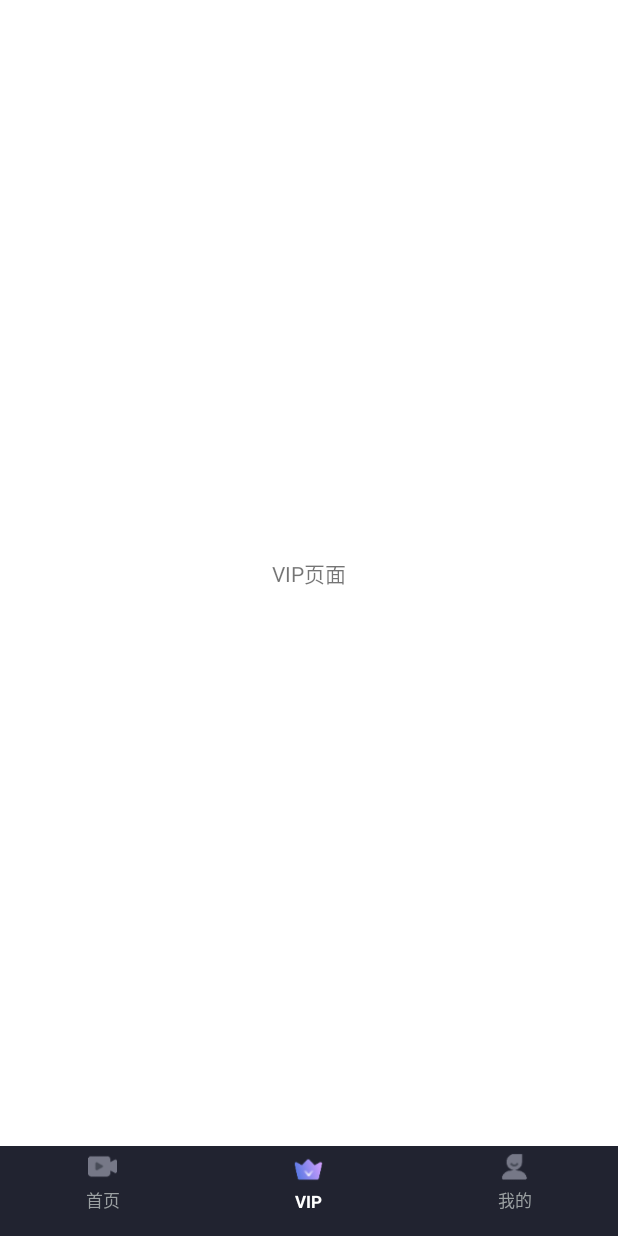
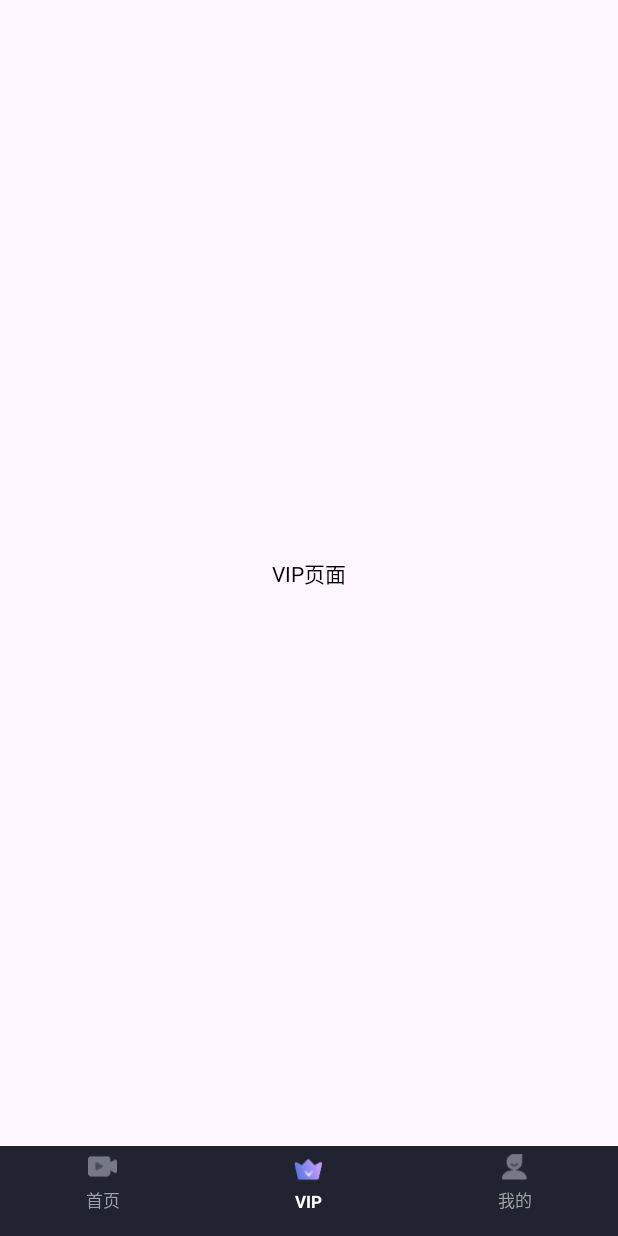
Before and after one commit to MasterSumCloud/QuickMVVMAppFrame, an Android app built with Jetpack Compose: the screen it shows after launch (MainActivity), after a tap on "VIP", on a phone screen of 412 x 824 dp. Run offline under Robolectric (Android 15) with nearby library versions, the phone set to English and light mode, and no system bars; our stand-ins replace EventBus, constraintlayout-compose, data binding; libraries missing offline, so code that uses them is left out: com.blankj.utilcode, com.chad.library, com.lky.toucheffectsmodule, com.mobile.auth, com.tencent.bugly and 3 more; 34 statements that could not run were skipped.

Commit message:
add latest compose ui 2024.06.00

```diff
--- /dev/null
+++ b/app/src/main/java/com/demo/appframe/compose/ui/MyUI.kt
@@ -0,0 +1,262 @@
+package com.demo.appframe.compose.ui
+
+import android.content.Context
+import android.content.Intent
+import android.widget.Toast
+import androidx.compose.foundation.BorderStroke
+import androidx.compose.foundation.Image
+import androidx.compose.foundation.background
+import androidx.compose.foundation.border
+import androidx.compose.foundation.clickable
+import androidx.compose.foundation.layout.Box
+import androidx.compose.foundation.layout.Row
+import androidx.compose.foundation.layout.fillMaxHeight
+import androidx.compose.foundation.layout.fillMaxWidth
+import androidx.compose.foundation.layout.height
+import androidx.compose.foundation.layout.padding
+import androidx.compose.foundation.layout.size
+import androidx.compose.foundation.lazy.LazyColumn
+import androidx.compose.foundation.shape.CircleShape
+import androidx.compose.foundation.shape.RoundedCornerShape
+import androidx.compose.material3.Switch
+import androidx.compose.material3.SwitchDefaults
+import androidx.compose.material3.Text
+import androidx.compose.runtime.Composable
+import androidx.compose.runtime.mutableStateOf
+import androidx.compose.runtime.remember
+import androidx.compose.ui.Alignment
+import androidx.compose.ui.Modifier
+import androidx.compose.ui.draw.clip
+import androidx.compose.ui.graphics.Brush
+import androidx.compose.ui.graphics.Color
+import androidx.compose.ui.layout.ContentScale
+import androidx.compose.ui.platform.LocalContext
+import androidx.compose.ui.res.colorResource
+import androidx.compose.ui.res.painterResource
+import androidx.compose.ui.text.style.TextAlign
+import androidx.compose.ui.tooling.preview.Preview
+import androidx.compose.ui.unit.dp
+import androidx.compose.ui.unit.em
+import androidx.compose.ui.unit.sp
+import androidx.constraintlayout.compose.ConstraintLayout
+import com.demo.appframe.R
+import com.demo.appframe.act.ContactServiceAct
+import com.demo.appframe.act.SettingAct
+import com.demo.appframe.act.TestAct
+import com.demo.appframe.act.WebUrlAct
+import com.demo.appframe.core.Constent
+import com.demo.appframe.core.UCS
+import com.demo.appframe.ext.startActivity
+import com.demo.appframe.ext.startActivityJuageLogin
+import com.demo.appframe.ext.startActivityWithIntent
+
+@Composable
+fun MyUI(modifierUI: Modifier) {
+    val ctx = LocalContext.current
+    ConstraintLayout(
+        modifier = modifierUI
+    ) {
+        val (headerImg, userName, userId, vipbg, huangguan, viptx1, viptx2, openVip, mylist) = createRefs()
+        Image(painter = painterResource(id = R.mipmap.header_ofmy_default),
+            contentDescription = null,
+            contentScale = ContentScale.Crop,
+            modifier = Modifier
+                .size(66.dp)
+                .clip(
+                    CircleShape
+                )
+                .constrainAs(headerImg) {
+                    top.linkTo(parent.top, margin = 23.dp)
+                    start.linkTo(parent.start, margin = 18.dp)
+                })
+
+        Text(text = "登录/注册", fontSize = 18.sp, color = colorResource(id = R.color.black_2), modifier = Modifier.constrainAs(userName) {
+            top.linkTo(headerImg.top)
+            bottom.linkTo(userId.top)
+            start.linkTo(headerImg.end, 9.dp)
+        })
+
+        Text(text = "欢迎使用", fontSize = 13.sp, color = colorResource(id = R.color.gray_a1), modifier = Modifier.constrainAs(userId) {
+            start.linkTo(userName.start)
+            top.linkTo(userName.bottom)
+            bottom.linkTo(headerImg.bottom)
+        })
+
+        Image(painter = painterResource(id = R.mipmap.food4),
+            contentDescription = null,
+            contentScale = ContentScale.Crop,
+            modifier = Modifier
+                .padding(start = 12.dp, end = 12.dp)
+                .fillMaxWidth()
+                .height(61.dp)
+                .clip(RoundedCornerShape(10.dp))
+                .border(BorderStroke(1.dp, colorResource(id = R.color.purple_200)))
+                .constrainAs(vipbg) {
+                    top.linkTo(headerImg.bottom, 27.dp)
+                })
+
+        Image(painter = painterResource(id = R.mipmap.vip_right_gou),
+            contentDescription = null,
+            modifier = Modifier
+                .size(24.dp)
+                .constrainAs(huangguan) {
+                    start.linkTo(vipbg.start, 24.dp)
+                    top.linkTo(vipbg.top)
+                    bottom.linkTo(vipbg.bottom)
+                })
+
+        Text(text = "开通会员  畅享全部特权",
+            fontSize = 14.sp,
+            color = colorResource(id = R.color.brown_7B5014),
+            modifier = Modifier.constrainAs(viptx1) {
+                top.linkTo(vipbg.top)
+                start.linkTo(huangguan.end, 14.dp)
+                bottom.linkTo(viptx2.top)
+            })
+
+        Text(text = "开通会员查看联系方式",
+            fontSize = 12.sp,
+            color = colorResource(id = R.color.gold_D09720),
+            modifier = Modifier.constrainAs(viptx2) {
+                start.linkTo(viptx1.start)
+                top.linkTo(viptx1.bottom)
+                bottom.linkTo(vipbg.bottom)
+            })
+
+
+        Text(
+            modifier = Modifier
+                .background(
+                    brush = Brush.horizontalGradient(
+                        listOf(
+                            Color(0xFFF9BD37), Color(0xFFE89530)
+                        )
+                    ), shape = RoundedCornerShape(12.dp)
+                )
+                .size(70.dp, 24.dp)
+                .clickable {
+                    Toast.makeText(ctx, "开通vip", Toast.LENGTH_SHORT)
+                }
+//                .padding(start = 11.dp, end = 11.dp, top = 3.dp, bottom = 3.dp)
+                .constrainAs(openVip) {
+                    end.linkTo(parent.end, 25.dp)
+                    top.linkTo(vipbg.top)
+                    bottom.linkTo(vipbg.bottom)
+                },
+            text = "立即开通", color = Color.White, fontSize = 12.sp,
+            textAlign = TextAlign.Center, lineHeight = 2.em
+        )
+
+        LazyColumn(modifier = Modifier
+            .fillMaxWidth()
+            .padding(top = 17.dp)
+            .constrainAs(mylist) {
+                top.linkTo(vipbg.bottom)
+            }) {
+            myfmlist.forEach {
+                item { singleItem(ctx, item = it) }
+            }
+        }
+
+    }
+}
+
+@Composable
+fun singleItem(ctx: Context, item: MyItem) {
+    val checkedState = remember {
+        mutableStateOf(item.checked)
+    }
+    Box(
+        modifier = Modifier
+            .fillMaxWidth()
+            .height(48.dp)
+    ) {
+        Row(verticalAlignment = Alignment.CenterVertically, modifier = Modifier
+            .fillMaxHeight()
+            .fillMaxWidth()
+            .clickable {
+                when (item.funName) {
+                    "联系客服" -> {
+                        ctx.startActivityJuageLogin(ContactServiceAct::class.java)
+                    }
+
+                    "用户协议" -> {
+                        ctx.startActivityWithIntent(Intent(ctx, WebUrlAct::class.java).apply {
+                            putExtra(Constent.WEB_URL, UCS.YHXY_URL)
+                            putExtra(Constent.TITLE_TEXT, "用户协议")
+                        })
+                    }
+
+                    "隐私协议" -> {
+                        ctx.startActivityWithIntent(Intent(ctx, WebUrlAct::class.java).apply {
+                            putExtra(Constent.WEB_URL, UCS.YSZC_URL)
+                            putExtra(Constent.TITLE_TEXT, "隐私协议")
+                        })
+                    }
+
+                    "设置" -> {
+                        ctx.startActivity(SettingAct::class.java)
+                    }
+
+                    "测试" -> {
+                        ctx.startActivity(TestAct::class.java)
+                    }
+                }
+            }) {
+            Image(painter = painterResource(id = item.icon), contentDescription = null, modifier = Modifier.padding(start = 20.dp))
+            Text(text = item.funName, fontSize = 15.sp, modifier = Modifier.padding(start = 14.dp))
+        }
+
+        if (item.showArr) {
+            Image(
+                painter = painterResource(id = R.mipmap.arr_right_gray),
+                contentDescription = null,
+                modifier = Modifier
+                    .padding(end = 18.dp)
+                    .size(20.dp)
+                    .align(Alignment.CenterEnd),
+            )
+        } else if (item.showCheckBox) {
+            Switch(
+                checked = checkedState.value,
+                modifier = Modifier
+                    .padding(end = 18.dp)
+                    .align(Alignment.CenterEnd),
+                onCheckedChange = {
+                    item.checked = it
+                    checkedState.value = it
+                },
+                colors = SwitchDefaults.colors(
+                    checkedThumbColor = Color(0xFFF9BD37),
+                    uncheckedThumbColor = Color(0xFFF2F2F2),
+                    checkedTrackColor = Color(0xFFF0000),
+                    uncheckedTrackColor = Color.White
+                )
+            )
+        }
+    }
+}
+
+@Preview
+@Composable
+fun itemShow() {
+    val ctx = LocalContext.current
+    singleItem(ctx, MyItem(R.mipmap.myicon_notify, "方法名称", false, true))
+}
+
+private val myfmlist = mutableListOf<MyItem>().apply {
+    add(MyItem(R.mipmap.myicon_service, "联系客服", true))
+    add(MyItem(R.mipmap.myicon_yhxy, "用户协议", true))
+    add(MyItem(R.mipmap.myicon_yszc, "隐私协议", true))
+    add(MyItem(R.mipmap.myicon_notify, "个性化推荐", false, true))
+    add(MyItem(R.mipmap.myicon_setting, "设置", false))
+    add(MyItem(R.mipmap.myicon_setting, "测试", false))
+}
+
+data class MyItem(
+    val icon: Int,
+    val funName: String,
+    val showArr: Boolean = false,
+    val showCheckBox: Boolean = false,
+    var checked: Boolean = false
+)
--- a/app/src/main/java/com/demo/appframe/frm/HomeFM.kt
+++ b/app/src/main/java/com/demo/appframe/frm/HomeFM.kt
@@ -5,6 +5,8 @@ import com.demo.appframe.R
 import com.demo.appframe.base.BaseMessageEvent
 import com.demo.appframe.base.BaseVMFragment
 import com.demo.appframe.databinding.FragmentHomeBinding
+import com.demo.appframe.ext.setViewClicks
+import com.demo.appframe.util.GeneralUtil
 import com.demo.appframe.vm.NoViewModel
 
 class HomeFM : BaseVMFragment<NoViewModel, FragmentHomeBinding>() {
@@ -21,7 +23,7 @@ class HomeFM : BaseVMFragment<NoViewModel, FragmentHomeBinding>() {
     }
 
     override fun initSelfViews() {
-
+        setViewClicks(selfVB.tvHome)
     }
 
     override fun initSelfListener() {
@@ -29,7 +31,11 @@ class HomeFM : BaseVMFragment<NoViewModel, FragmentHomeBinding>() {
     }
 
     override fun singeClick(v: View?) {
-
+        when (v) {
+            selfVB.tvHome -> {
+                GeneralUtil.openFileManager(this)
+            }
+        }
     }
 
     override fun normalClick(v: View?) {
--- a/app/src/main/java/com/demo/appframe/frm/MyFM.kt
+++ b/app/src/main/java/com/demo/appframe/frm/MyFM.kt
@@ -1,32 +1,27 @@
 package com.demo.appframe.frm
 
-import android.content.Intent
 import android.view.View
 import android.widget.TextView
+import androidx.compose.foundation.background
+import androidx.compose.foundation.layout.fillMaxHeight
+import androidx.compose.foundation.layout.fillMaxWidth
+import androidx.compose.ui.Modifier
+import androidx.compose.ui.graphics.Color
 import com.blankj.utilcode.util.ClipboardUtils
 import com.chad.library.adapter4.BaseQuickAdapter
 import com.demo.appframe.App
 import com.demo.appframe.R
-import com.demo.appframe.act.ContactServiceAct
-import com.demo.appframe.act.SettingAct
-import com.demo.appframe.act.TestAct
-import com.demo.appframe.act.WebUrlAct
-import com.demo.appframe.adp.MyActListAdapter
 import com.demo.appframe.base.BaseMessageEvent
 import com.demo.appframe.base.BaseVMFragment
 import com.demo.appframe.beans.MyActFunListItemBean
+import com.demo.appframe.compose.ui.MyUI
 import com.demo.appframe.core.Constent
-import com.demo.appframe.core.UCS
 import com.demo.appframe.databinding.FragmentMyBinding
-import com.demo.appframe.ext.init
 import com.demo.appframe.ext.observe
 import com.demo.appframe.ext.toastShort
 import com.demo.appframe.vm.FrmMyVM
 
 class MyFM : BaseVMFragment<FrmMyVM, FragmentMyBinding>(), BaseQuickAdapter.OnItemChildClickListener<MyActFunListItemBean> {
-    private val listAdapter: MyActListAdapter = MyActListAdapter()
-
-
     override fun initSelfConfig() {
         selfVM.setLoginInfo()
     }
@@ -36,46 +31,19 @@ class MyFM : BaseVMFragment<FrmMyVM, FragmentMyBinding>(), BaseQuickAdapter.OnIt
     }
 
     override fun initSelfViews() {
-        listAdapter.submitList(selfVM.createFuncListData())
-        listAdapter.addOnItemChildClickListener(R.id.imageView, this).addOnItemChildClickListener(R.id.view, this)
-            .addOnItemChildClickListener(R.id.textView39, this).addOnItemChildClickListener(R.id.textView3, this)
-        selfVB.rvMy.init(listAdapter)
+        selfVB.myComposeUI.setContent {
+            MyUI(
+                modifierUI = Modifier
+                    .fillMaxHeight()
+                    .fillMaxWidth()
+                    .background(color = Color.LightGray)
+            )
+        }
     }
 
     override fun initSelfListener() {
-        listAdapter.setOnItemClickListener { adapter, view, position ->
-            val item = listAdapter.getItem(position)
-            when (item?.text) {
-                "联系客服" -> {
-                    startActivityJuageLogin(ContactServiceAct::class.java)
-                }
-
-                "用户协议" -> {
-                    val intent = Intent(baseActivity, WebUrlAct::class.java)
-                    intent.putExtra(Constent.WEB_URL, UCS.YHXY_URL)
-                    intent.putExtra(Constent.TITLE_TEXT, "用户协议")
-                    startActivity(intent)
-                }
-
-                "隐私协议" -> {
-                    val intent = Intent(baseActivity, WebUrlAct::class.java)
-                    intent.putExtra(Constent.WEB_URL, UCS.YSZC_URL)
-                    intent.putExtra(Constent.TITLE_TEXT, "隐私协议")
-                    startActivity(intent)
-                }
-
-                "设置" -> {
-                    startActivity(SettingAct::class.java)
-                }
-
-                "测试" -> {
-                    startActivity(TestAct::class.java)
-                }
-            }
-        }
-
         selfVM.notifyHeader.observe {
-            listAdapter.notifyItemChanged(0)
+            //TODO Update Login State
         }
     }
 
--- a/app/src/main/java/com/demo/appframe/frm/VipFM.kt
+++ b/app/src/main/java/com/demo/appframe/frm/VipFM.kt
@@ -1,6 +1,13 @@
 package com.demo.appframe.frm
 
 import android.view.View
+import androidx.compose.foundation.layout.Box
+import androidx.compose.foundation.layout.Column
+import androidx.compose.material.Text
+import androidx.compose.material3.Surface
+import androidx.compose.runtime.Composable
+import androidx.compose.ui.Alignment
+import androidx.compose.ui.Modifier
 import com.demo.appframe.R
 import com.demo.appframe.base.BaseMessageEvent
 import com.demo.appframe.base.BaseVMFragment
@@ -13,7 +20,11 @@ class VipFM : BaseVMFragment<NoViewModel, FragmentVipBinding>() {
     }
 
     override fun initSelfConfig() {
-
+        selfVB.composeView.setContent {
+            Surface {
+                VipUI()
+            }
+        }
     }
 
     override fun initLayoutResId(): Int {
@@ -40,4 +51,10 @@ class VipFM : BaseVMFragment<NoViewModel, FragmentVipBinding>() {
 
     }
 
+    @Composable
+    fun VipUI() {
+        Box {
+            Text(text = "VIP页面", modifier = Modifier.align(Alignment.Center))
+        }
+    }
 }
--- a/app/src/main/res/layout/fragment_home.xml
+++ b/app/src/main/res/layout/fragment_home.xml
@@ -12,6 +12,7 @@
         android:layout_height="match_parent">
 
         <TextView
+            android:id="@+id/tvHome"
             android:layout_width="wrap_content"
             android:layout_height="wrap_content"
             android:text="首页"
--- a/app/src/main/res/layout/fragment_my.xml
+++ b/app/src/main/res/layout/fragment_my.xml
@@ -9,8 +9,8 @@
         android:layout_width="match_parent"
         android:layout_height="match_parent">
 
-        <androidx.recyclerview.widget.RecyclerView
-            android:id="@+id/rvMy"
+        <androidx.compose.ui.platform.ComposeView
+            android:id="@+id/myComposeUI"
             android:layout_width="match_parent"
             android:layout_height="match_parent" />
     </androidx.constraintlayout.widget.ConstraintLayout>
--- a/app/src/main/res/layout/fragment_vip.xml
+++ b/app/src/main/res/layout/fragment_vip.xml
@@ -1,7 +1,5 @@
 <?xml version="1.0" encoding="utf-8"?>
-<layout xmlns:android="http://schemas.android.com/apk/res/android"
-    xmlns:app="http://schemas.android.com/apk/res-auto"
-    xmlns:tools="http://schemas.android.com/tools">
+<layout xmlns:android="http://schemas.android.com/apk/res/android">
 
     <data>
 
@@ -11,14 +9,9 @@
         android:layout_width="match_parent"
         android:layout_height="match_parent">
 
-        <TextView
-            android:layout_width="wrap_content"
-            android:layout_height="wrap_content"
-            android:text="VIP页面"
-            app:layout_constraintBottom_toBottomOf="parent"
-            app:layout_constraintEnd_toEndOf="parent"
-            app:layout_constraintStart_toStartOf="parent"
-            app:layout_constraintTop_toTopOf="parent" />
-
+        <androidx.compose.ui.platform.ComposeView
+            android:id="@+id/composeView"
+            android:layout_width="match_parent"
+            android:layout_height="match_parent" />
     </androidx.constraintlayout.widget.ConstraintLayout>
 </layout>
--- a/app/src/main/res/values/colors.xml
+++ b/app/src/main/res/values/colors.xml
@@ -77,4 +77,8 @@
     <color name="black_191921">#191921</color>
     <color name="black_504858">#504858</color>
     <color name="purple_8D78FA">#8D78FA</color>
+    <color name="black_2">#222222</color>
+    <color name="gray_a1">#a1a1a1</color>
+    <color name="brown_7B5014">#7B5014</color>
+    <color name="gold_D09720">#D09720</color>
 </resources>
```
Also changed, not shown: app/build.gradle (+24 -3 lines), app/src/main/java/com/demo/appframe/ext/ComposeExt.kt (added, +25 -0 lines), app/src/main/java/com/demo/appframe/vm/FrmMyVM.kt (+0 -20 lines), app/src/main/res/mipmap-xxxhdpi/food4.jpg (added).
